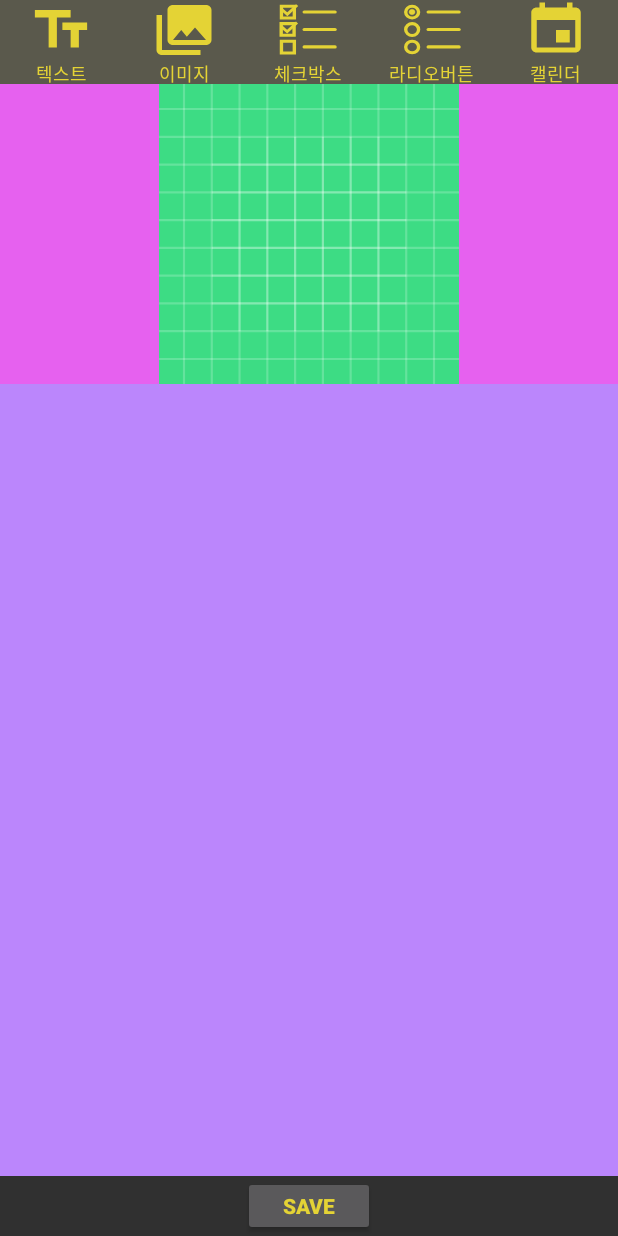
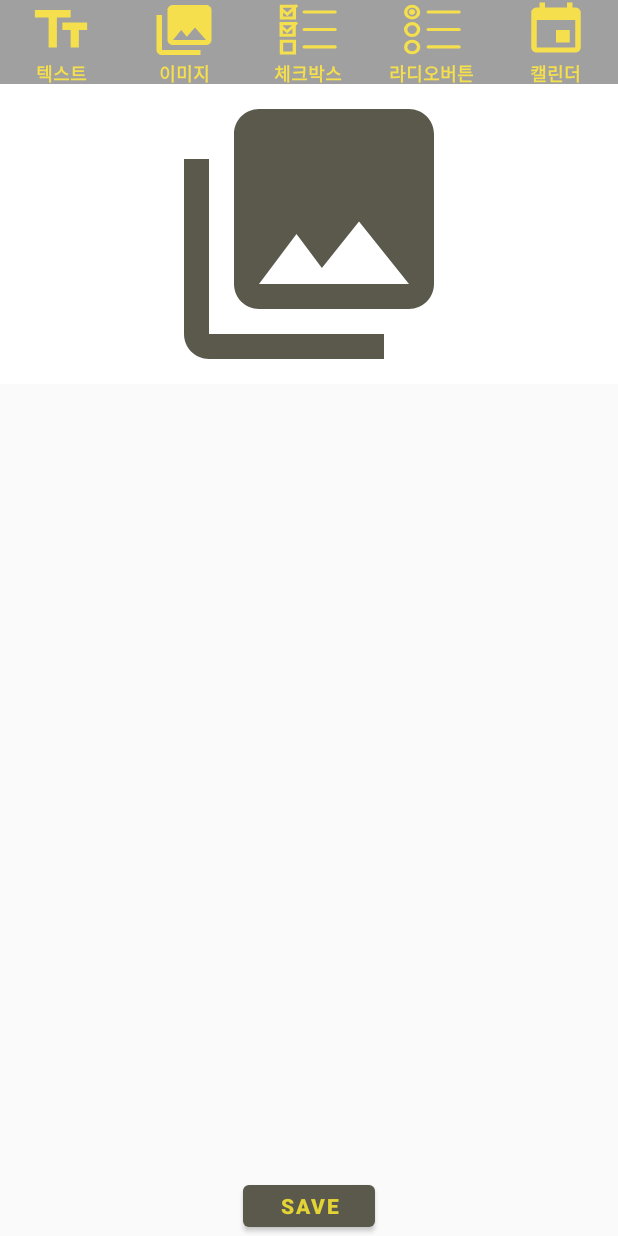
Before and after one commit to mj-ade/Direct-Order, an Android app: the OrderSheetActivity screen opened directly, with no data from a screen before it, on a phone screen of 412 x 824 dp. Run offline under Robolectric (Android 15) with nearby library versions, the phone set to English and light mode, and no system bars; our stand-ins replace Firebase (no records; nobody signed in at launch, a user with empty details on screens opened directly); libraries missing offline, so code that uses them is left out: com.pedro.library, com.yalantis.ucrop, it.xabaras.android; pictures from the network do not load; 1 statement that could not run was skipped.

Commit message:
OrderSheet 테마 수정

```diff
--- a/app/src/main/AndroidManifest.xml
+++ b/app/src/main/AndroidManifest.xml
@@ -82,7 +82,7 @@
         <activity
             android:name=".ordersheet.OrderSheetActivity"
             android:label="@string/app_name"
-            android:theme="@style/Theme.AppCompat.NoActionBar" />
+            android:theme="@style/Theme.DirectOrder.NoActionBar" />
         <activity android:name=".ordersheet.TextOptionActivity"
             android:parentActivityName=".ordersheet.OrderSheetActivity"/>
         <activity android:name=".ordersheet.ImageOptionActivity"
--- a/app/src/main/java/com/example/direct_order/ordersheet/CalendarOptionActivity.java
+++ b/app/src/main/java/com/example/direct_order/ordersheet/CalendarOptionActivity.java
@@ -9,7 +9,7 @@ public class CalendarOptionActivity extends NewOptionActivity {
     protected void onCreate(Bundle savedInstanceState) {
         super.onCreate(savedInstanceState);
         getEditTextTitle().setBackground(null);
-        getEditTextTitle().setText("픽업일");
+        getEditTextTitle().setText("픽업일 선택");
         getEditTextTitle().setTextSize(20);
         getEditTextTitle().setKeyListener(null);
     }
--- a/app/src/main/java/com/example/direct_order/ordersheet/IntervalTimePickerDialog.java
+++ b/app/src/main/java/com/example/direct_order/ordersheet/IntervalTimePickerDialog.java
@@ -16,7 +16,7 @@ public class IntervalTimePickerDialog extends TimePickerDialog {
     private TimePicker timePicker;
 
     public IntervalTimePickerDialog(Context context, OnTimeSetListener listener, int hourOfDay, int minute, boolean is24HourView) {
-        super(context, listener, hourOfDay, minute/TIME_PICKER_INTERVAL, is24HourView);
+        super(context, android.R.style.Theme_Holo_Light_Dialog_NoActionBar, listener, hourOfDay, minute/TIME_PICKER_INTERVAL, is24HourView);
         timeSetListener = listener;
     }
 
--- a/app/src/main/res/drawable/ic_image.xml
+++ b/app/src/main/res/drawable/ic_image.xml
@@ -1,4 +1,4 @@
-<vector android:height="24dp" android:tint="#FFFFFF"
+<vector android:height="24dp" android:tint="@color/gray"
     android:viewportHeight="24" android:viewportWidth="24"
     android:width="24dp" xmlns:android="http://schemas.android.com/apk/res/android">
     <path android:fillColor="@android:color/white" android:pathData="M22,16L22,4c0,-1.1 -0.9,-2 -2,-2L8,2c-1.1,0 -2,0.9 -2,2v12c0,1.1 0.9,2 2,2h12c1.1,0 2,-0.9 2,-2zM11,12l2.03,2.71L16,11l4,5L8,16l3,-4zM2,6v14c0,1.1 0.9,2 2,2h14v-2L4,20L4,6L2,6z"/>
--- a/app/src/main/res/layout/activity_ordersheet.xml
+++ b/app/src/main/res/layout/activity_ordersheet.xml
@@ -15,7 +15,7 @@
             android:id="@+id/button_layout"
             android:layout_width="match_parent"
             android:layout_height="56dp"
-            android:background="@color/gray"
+            android:background="#A0A0A0"
             android:orientation="horizontal">
 
             <LinearLayout
@@ -30,16 +30,18 @@
                 <Button
                     android:layout_width="44dp"
                     android:layout_height="40dp"
-                    android:background="@drawable/ic_text"
-                    android:backgroundTint="@color/yellow"
-                    android:clickable="false" />
+                    android:background="@android:color/transparent"
+                    android:clickable="false"
+                    android:foreground="@drawable/ic_text"
+                    android:foregroundTint="@color/illuminating" />
 
                 <TextView
                     android:layout_width="wrap_content"
                     android:layout_height="wrap_content"
                     android:text="텍스트"
-                    android:textColor="@color/yellow"
-                    android:textSize="12sp" />
+                    android:textColor="@color/illuminating"
+                    android:textSize="12sp"
+                    android:textStyle="bold" />
             </LinearLayout>
 
             <LinearLayout
@@ -54,16 +56,18 @@
                 <Button
                     android:layout_width="44dp"
                     android:layout_height="40dp"
-                    android:background="@drawable/ic_image"
-                    android:backgroundTint="@color/yellow"
-                    android:clickable="false" />
+                    android:background="@android:color/transparent"
+                    android:clickable="false"
+                    android:foreground="@drawable/ic_image"
+                    android:foregroundTint="@color/illuminating" />
 
                 <TextView
                     android:layout_width="wrap_content"
                     android:layout_height="wrap_content"
                     android:text="이미지"
-                    android:textColor="@color/yellow"
-                    android:textSize="12sp" />
+                    android:textColor="@color/illuminating"
+                    android:textSize="12sp"
+                    android:textStyle="bold" />
             </LinearLayout>
 
             <LinearLayout
@@ -78,16 +82,18 @@
                 <Button
                     android:layout_width="44dp"
                     android:layout_height="40dp"
-                    android:background="@drawable/ic_check_box"
-                    android:backgroundTint="@color/yellow"
-                    android:clickable="false" />
+                    android:background="@android:color/transparent"
+                    android:clickable="false"
+                    android:foreground="@drawable/ic_check_box"
+                    android:foregroundTint="@color/illuminating" />
 
                 <TextView
                     android:layout_width="wrap_content"
                     android:layout_height="wrap_content"
                     android:text="체크박스"
-                    android:textColor="@color/yellow"
-                    android:textSize="12sp" />
+                    android:textColor="@color/illuminating"
+                    android:textSize="12sp"
+                    android:textStyle="bold" />
             </LinearLayout>
 
             <LinearLayout
@@ -102,16 +108,18 @@
                 <Button
                     android:layout_width="44dp"
                     android:layout_height="40dp"
-                    android:background="@drawable/ic_radio_button"
-                    android:backgroundTint="@color/yellow"
-                    android:clickable="false" />
+                    android:background="@android:color/transparent"
+                    android:clickable="false"
+                    android:foreground="@drawable/ic_radio_button"
+                    android:foregroundTint="@color/illuminating" />
 
                 <TextView
                     android:layout_width="wrap_content"
                     android:layout_height="wrap_content"
                     android:text="라디오버튼"
-                    android:textColor="@color/yellow"
-                    android:textSize="12sp" />
+                    android:textColor="@color/illuminating"
+                    android:textSize="12sp"
+                    android:textStyle="bold" />
             </LinearLayout>
 
             <LinearLayout
@@ -126,16 +134,18 @@
                 <Button
                     android:layout_width="44dp"
                     android:layout_height="40dp"
-                    android:background="@drawable/ic_calendar"
-                    android:backgroundTint="@color/yellow"
-                    android:clickable="false" />
+                    android:background="@android:color/transparent"
+                    android:clickable="false"
+                    android:foreground="@drawable/ic_calendar"
+                    android:foregroundTint="@color/illuminating" />
 
                 <TextView
                     android:layout_width="wrap_content"
                     android:layout_height="wrap_content"
                     android:text="캘린더"
-                    android:textColor="@color/yellow"
-                    android:textSize="12sp" />
+                    android:textColor="@color/illuminating"
+                    android:textSize="12sp"
+                    android:textStyle="bold" />
             </LinearLayout>
         </LinearLayout>
 
@@ -146,6 +156,11 @@
             android:layout_weight="1"
             layout="@layout/order_sheet" />
 
+        <LinearLayout
+            android:layout_width="match_parent"
+            android:layout_height="wrap_content"
+            android:background="#075A594C"
+            android:orientation="vertical">
             <Button
                 android:id="@+id/save_button"
                 android:layout_width="wrap_content"
@@ -155,22 +170,25 @@
                 android:textColor="@color/yellow"
                 android:textStyle="bold" />
         </LinearLayout>
+    </LinearLayout>
 
     <LinearLayout
         android:id="@+id/button_type_layout"
         android:layout_width="match_parent"
         android:layout_height="56dp"
-        android:background="@color/gray"
+        android:background="#A0A0A0"
         android:clickable="true"
         android:orientation="horizontal"
         android:visibility="gone">
 
         <ImageButton
             android:id="@+id/back"
-            android:layout_width="36dp"
-            android:layout_height="match_parent"
-            android:scaleType="fitXY"
-            android:tint="@color/yellow"
+            android:layout_width="24dp"
+            android:layout_height="24dp"
+            android:layout_gravity="center_vertical"
+            android:background="@android:color/transparent"
+            android:scaleType="fitCenter"
+            android:tint="@color/illuminating"
             app:srcCompat="@drawable/ic_left" />
 
         <LinearLayout
@@ -184,16 +202,18 @@
             <Button
                 android:layout_width="44dp"
                 android:layout_height="40dp"
-                android:background="@drawable/ic_text"
-                android:backgroundTint="@color/yellow"
+                android:background="@android:color/transparent"
+                android:foreground="@drawable/ic_text"
+                android:foregroundTint="@color/illuminating"
                 android:clickable="false" />
 
             <TextView
                 android:layout_width="wrap_content"
                 android:layout_height="wrap_content"
                 android:text="텍스트 옵션"
-                android:textColor="@color/yellow"
-                android:textSize="12sp" />
+                android:textColor="@color/illuminating"
+                android:textSize="12sp"
+                android:textStyle="bold" />
         </LinearLayout>
 
         <LinearLayout
@@ -207,16 +227,18 @@
             <Button
                 android:layout_width="44dp"
                 android:layout_height="40dp"
-                android:background="@drawable/ic_add_photo"
-                android:backgroundTint="@color/yellow"
+                android:background="@android:color/transparent"
+                android:foreground="@drawable/ic_add_photo"
+                android:foregroundTint="@color/illuminating"
                 android:clickable="false" />
 
             <TextView
                 android:layout_width="wrap_content"
                 android:layout_height="wrap_content"
                 android:text="이미지 옵션"
-                android:textColor="@color/yellow"
-                android:textSize="12sp" />
+                android:textColor="@color/illuminating"
+                android:textSize="12sp"
+                android:textStyle="bold" />
         </LinearLayout>
     </LinearLayout>
 
--- a/app/src/main/res/layout/compoundbutton_container.xml
+++ b/app/src/main/res/layout/option_compoundbutton_container.xml
@@ -3,8 +3,8 @@
     android:id="@+id/sub_con"
     android:layout_width="match_parent"
     android:layout_height="wrap_content"
-    android:layout_margin="8dp"
-    android:background="#BCF1E9"
+    android:layout_marginTop="8dp"
+    android:layout_marginHorizontal="12dp"
     android:orientation="vertical">
 
     <RadioGroup
--- a/app/src/main/res/layout/option_form.xml
+++ b/app/src/main/res/layout/option_form.xml
@@ -5,7 +5,6 @@
     android:layout_height="wrap_content"
     android:layout_margin="8dp"
     android:padding="4dp"
-    android:background="#D33232"
     android:orientation="vertical">
 
     <LinearLayout
@@ -44,6 +43,5 @@
         android:id="@+id/container"
         android:layout_width="match_parent"
         android:layout_height="match_parent"
-        android:background="#FFEB3B"
         android:orientation="vertical"/>
 </LinearLayout>
--- a/app/src/main/res/layout/text_container.xml
+++ b/app/src/main/res/layout/option_text_container.xml
@@ -3,8 +3,7 @@
     android:id="@+id/sub_con"
     android:layout_width="match_parent"
     android:layout_height="wrap_content"
-    android:layout_margin="8dp"
-    android:background="#BCF1E9"
+    android:layout_marginHorizontal="12dp"
     android:orientation="vertical">
 
     <EditText
--- a/app/src/main/res/layout/order_sheet.xml
+++ b/app/src/main/res/layout/order_sheet.xml
@@ -8,20 +8,19 @@
     <RelativeLayout
         android:id="@+id/imageDesc"
         android:layout_width="match_parent"
-        android:layout_height="200dp"
-        android:background="#E661EF">
+        android:layout_height="200dp">
 
         <ImageView
             android:id="@+id/imageView"
             android:layout_width="match_parent"
             android:layout_height="match_parent"
             android:layout_gravity="center_horizontal"
-            app:srcCompat="@drawable/ic_launcher_background"/>
+            app:srcCompat="@drawable/ic_image" />
     </RelativeLayout>
 
     <androidx.recyclerview.widget.RecyclerView
         android:id="@+id/recyclerView"
         android:layout_width="match_parent"
         android:layout_height="match_parent"
-        android:background="@color/purple_200"/>
+        android:background="#075A594C" />
 </LinearLayout>
--- a/app/src/main/res/values/themes.xml
+++ b/app/src/main/res/values/themes.xml
@@ -11,8 +11,6 @@
         <item name="colorOnSecondary">@color/black</item>
         <!-- Status bar color. -->
         <item name="android:statusBarColor" tools:targetApi="l">?attr/colorPrimaryVariant</item>
-        <!-- TimePicker theme. -->
-        <item name="android:timePickerStyle">@style/MyTimePickerTheme</item>
 
         <!-- Customize your theme here. -->
     </style>
@@ -26,7 +24,7 @@
 
     <style name="Theme.DirectOrder.PopupOverlay" parent="ThemeOverlay.AppCompat.Light" />
 
-    <style name="MyTimePickerTheme" parent="android:Widget.Material.TimePicker">
-        <item name="android:timePickerMode">spinner</item>
+    <style name="DialogTheme" parent="Theme.AppCompat.Light.Dialog">
+        <item name="colorAccent">@color/gray</item>
     </style>
 </resources>
```
Also changed, not shown: app/src/main/java/com/example/direct_order/ordersheet/OptionForm.java (+19 -22 lines), app/src/main/res/layout/calendar_container.xml (deleted, +0 -50 lines), app/src/main/res/layout/fragment_date_picker.xml (deleted, +0 -14 lines), app/src/main/res/layout/option_calendar_container.xml (added, +29 -0 lines), app/src/main/res/layout/option_image_container.xml (renamed from app/src/main/res/layout/image_container.xml, +4 -4 lines). Lines whose indentation alone changed are shown as unchanged.
